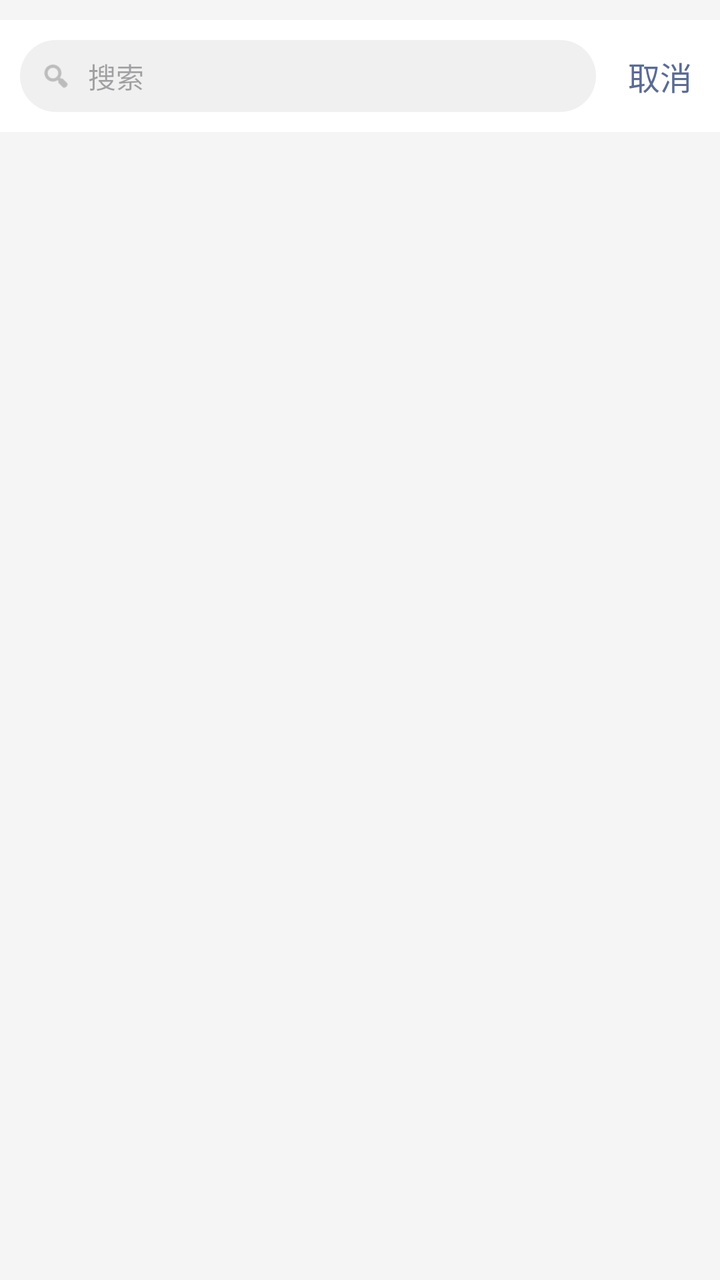
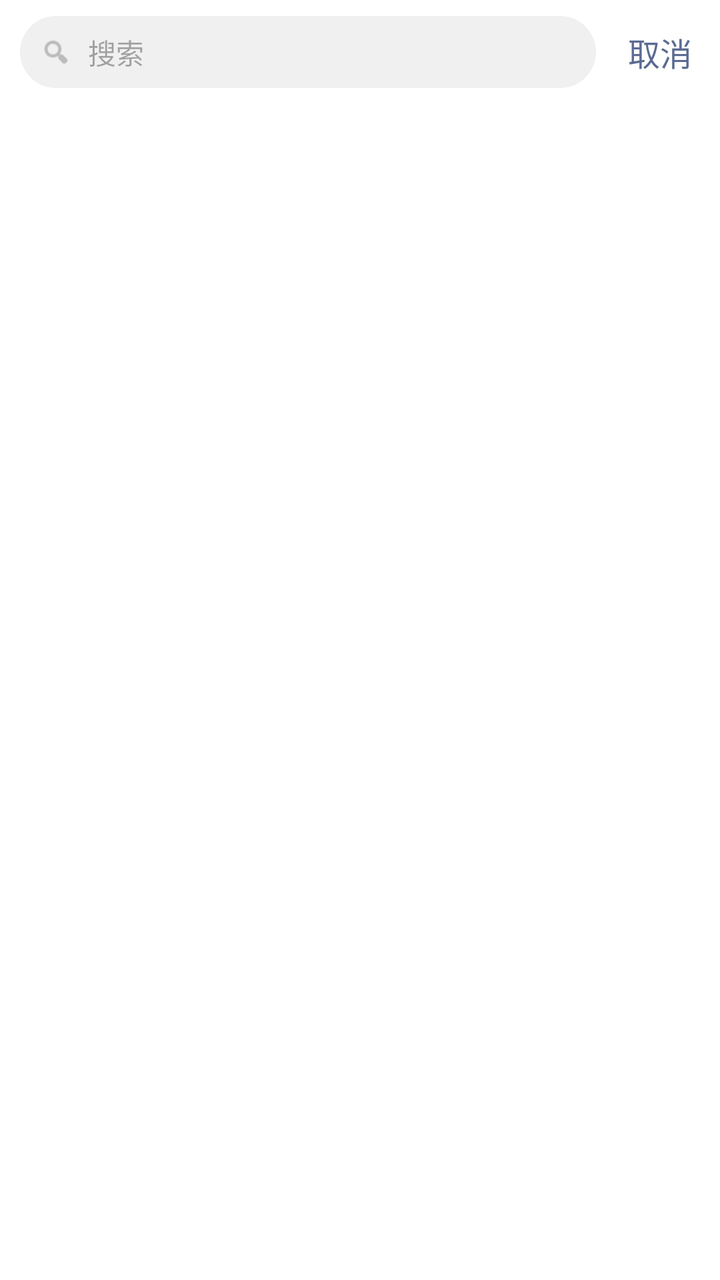

Screens rendered from an Android XML layout before and after an edit, with the pre-edit source and the edit as a unified diff.
<!-- AndroidManifest.xml: application theme Theme.MyApplication -->
<!-- res/layout/activity_search.xml -->
<?xml version="1.0" encoding="utf-8"?>
<LinearLayout xmlns:android="http://schemas.android.com/apk/res/android"
    xmlns:app="http://schemas.android.com/apk/res-auto"
    xmlns:tools="http://schemas.android.com/tools"
    android:id="@+id/main"
    android:layout_width="match_parent"
    android:layout_height="match_parent"
    tools:context=".ui.search.SearchActivity"
    android:orientation="vertical"
    android:background="#F5F5F5"> 

    
    <LinearLayout
        android:layout_width="match_parent"
        android:layout_height="wrap_content"
        android:orientation="horizontal"
        android:gravity="center_vertical"
        android:layout_marginTop="10dp"
        android:padding="10dp"
        android:background="#FFFFFF">

        
        <LinearLayout
            android:layout_width="0dp"
            android:layout_height="36dp"
            android:layout_weight="1"
            android:background="@drawable/bg_input_box"
            android:gravity="center_vertical"
            android:orientation="horizontal"
            android:paddingHorizontal="10dp">
            

            <ImageView
                android:layout_width="16dp"
                android:layout_height="16dp"
                android:src="@android:drawable/ic_menu_search"
                app:tint="#999999"/>

            <EditText
                android:id="@+id/etSearch"
                android:layout_width="match_parent"
                android:layout_height="match_parent"
                android:background="@null"
                android:hint="搜索"
                android:textSize="14sp"
                android:layout_marginStart="8dp"
                android:textColor="#333333"
                android:maxLines="1"
                android:singleLine="true"
                android:imeOptions="actionSearch"
                android:inputType="text" />
        </LinearLayout>

        
        <TextView
            android:id="@+id/tvCancel"
            android:layout_width="wrap_content"
            android:layout_height="wrap_content"
            android:text="取消"
            android:textColor="#5B6B92"
            android:textSize="16sp"
            android:paddingStart="16dp"
            android:paddingEnd="4dp"/>
    </LinearLayout>

    
    <androidx.recyclerview.widget.RecyclerView
        android:id="@+id/rvSearchResult"
        android:layout_width="match_parent"
        android:layout_height="match_parent"
        android:overScrollMode="never"
        android:paddingTop="8dp"/>

    
    <include
        android:id="@+id/emptySearch"
        layout="@layout/empty_search"
        android:visibility="gone" />

</LinearLayout>
<!-- res/layout/empty_search.xml (included above) -->
<?xml version="1.0" encoding="utf-8"?>
<LinearLayout xmlns:android="http://schemas.android.com/apk/res/android"
    android:layout_width="match_parent"
    android:layout_height="match_parent"
    android:orientation="vertical"
    android:gravity="center"
    android:padding="32dp">

    <ImageView
        android:layout_width="120dp"
        android:layout_height="120dp"
        android:src="@android:drawable/ic_menu_search"
        android:contentDescription="@string/search_empty_image_desc" />

    <TextView
        android:id="@+id/tvNoResult"
        android:layout_width="wrap_content"
        android:layout_height="wrap_content"
        android:layout_marginTop="16dp"
        android:text="@string/no_search_results"
        android:textSize="16sp"
        android:textColor="#999999" />

    <TextView
        android:layout_width="wrap_content"
        android:layout_height="wrap_content"
        android:layout_marginTop="8dp"
        android:text="@string/try_different_keywords"
        android:textSize="14sp"
        android:textColor="#CCCCCC" />
</LinearLayout>
<!-- resources referenced by this layout -->
<resources>
  <!-- drawable bg_input_box (drawable) -->
  <?xml version="1.0" encoding="utf-8"?>
  <shape xmlns:android="http://schemas.android.com/apk/res/android"
      android:shape="rectangle">
      <solid android:color="@color/input_background_gray" />
      <corners android:radius="24dp" />
  </shape>
  <string name="no_search_results">没有找到与\"%1$s\"相关的结果</string>
  <string name="search_empty_image_desc">Empty search results</string>
  <string name="try_different_keywords">请尝试其他关键词</string>
  <style name="Theme.MyApplication" parent="Base.Theme.MyApplication" />
  <color name="input_background_gray">#F0F0F0</color>
  <style name="Base.Theme.MyApplication" parent="Theme.Material3.DayNight.NoActionBar">
          
          
      </style>
</resources>

<!-- the commit's change to res/layout/activity_search.xml (unified diff, before → after) -->
@@ -7,7 +7,7 @@
     android:layout_height="match_parent"
     tools:context=".ui.search.SearchActivity"
     android:orientation="vertical"
-    android:background="#F5F5F5"> 
+    android:background="#FFFFFF"> 
 
     
     <LinearLayout
@@ -15,8 +15,9 @@
         android:layout_height="wrap_content"
         android:orientation="horizontal"
         android:gravity="center_vertical"
-        android:layout_marginTop="10dp"
-        android:padding="10dp"
+        android:paddingTop="8dp"
+        android:paddingBottom="10dp"
+        android:paddingHorizontal="10dp"
         android:background="#FFFFFF">
 
         
